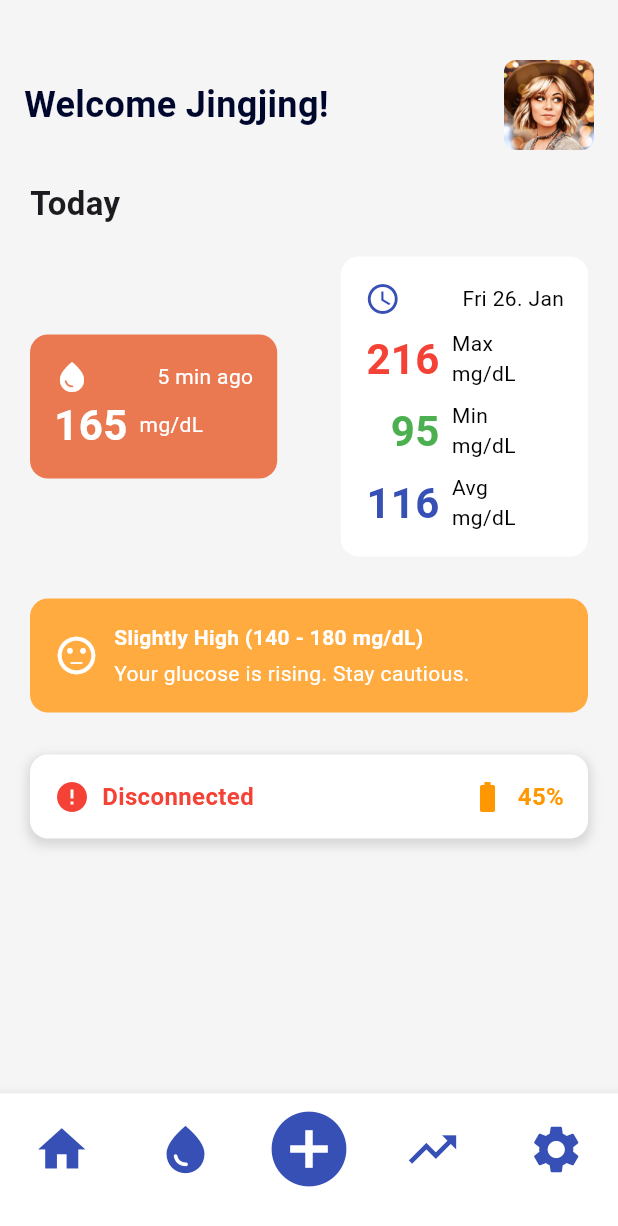
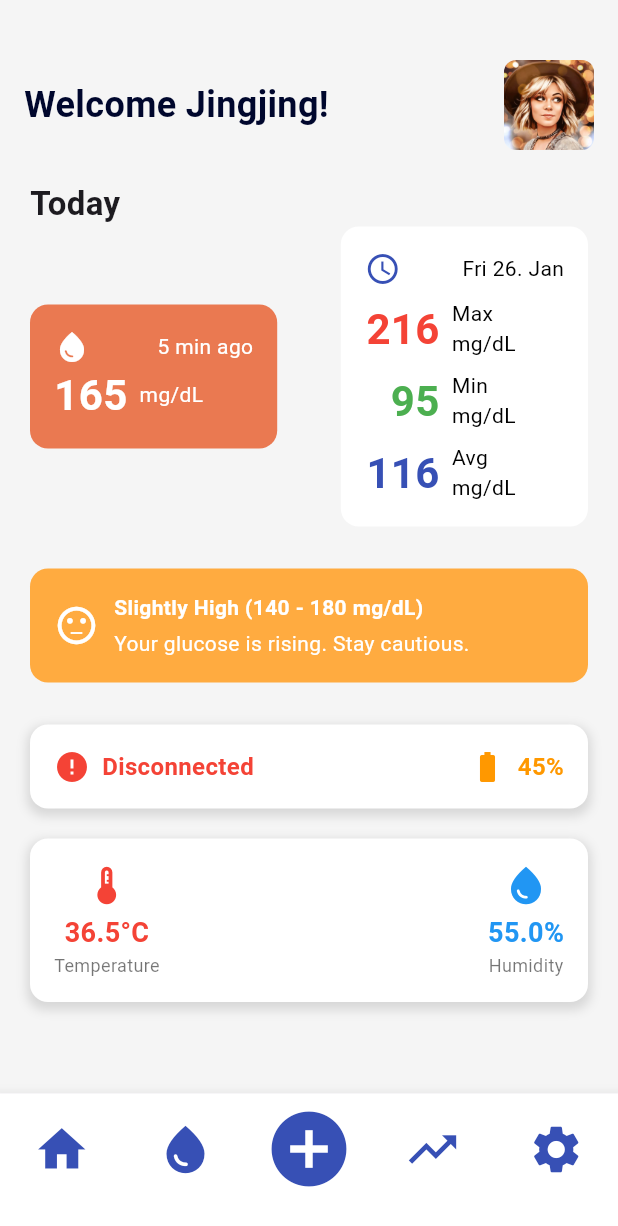
Before and after one commit to jingjingyang0803/GluMon, a Flutter app: the screen it shows after launch, on a phone screen of 412 x 824 dp. Shown: the top 1226 px of the screen. Run offline on Flutter 3.47's test engine with Material 3 defaults, Android fonts, the phone set to English and light mode, and no system bars; our stand-ins replace fl_chart, google_fonts.

Commit message:
Add Humidity & Temperature Card

```diff
--- /dev/null
+++ b/lib/components/humidity_temperature_card.dart
@@ -0,0 +1,75 @@
+import 'package:flutter/material.dart';
+
+class HumidityTemperatureCard extends StatelessWidget {
+  final double humidity;
+  final double temperature;
+
+  const HumidityTemperatureCard({
+    super.key,
+    required this.humidity,
+    required this.temperature,
+  });
+
+  @override
+  Widget build(BuildContext context) {
+    return Container(
+      padding: EdgeInsets.all(16),
+      decoration: BoxDecoration(
+        color: Colors.white,
+        borderRadius: BorderRadius.circular(12),
+        boxShadow: [
+          BoxShadow(
+            color: Colors.black12,
+            blurRadius: 5,
+            spreadRadius: 2,
+            offset: Offset(0, 3),
+          ),
+        ],
+      ),
+      child: Row(
+        mainAxisAlignment: MainAxisAlignment.spaceBetween,
+        children: [
+          // Temperature
+          Column(
+            children: [
+              Icon(Icons.thermostat, color: Colors.red, size: 30),
+              SizedBox(height: 4),
+              Text(
+                "$temperature°C",
+                style: TextStyle(
+                  fontSize: 18,
+                  fontWeight: FontWeight.bold,
+                  color: Colors.red,
+                ),
+              ),
+              Text(
+                "Temperature",
+                style: TextStyle(fontSize: 12, color: Colors.black54),
+              ),
+            ],
+          ),
+
+          // Humidity
+          Column(
+            children: [
+              Icon(Icons.water_drop, color: Colors.blue, size: 30),
+              SizedBox(height: 4),
+              Text(
+                "$humidity%",
+                style: TextStyle(
+                  fontSize: 18,
+                  fontWeight: FontWeight.bold,
+                  color: Colors.blue,
+                ),
+              ),
+              Text(
+                "Humidity",
+                style: TextStyle(fontSize: 12, color: Colors.black54),
+              ),
+            ],
+          ),
+        ],
+      ),
+    );
+  }
+}
--- a/lib/screens/home_page.dart
+++ b/lib/screens/home_page.dart
@@ -6,6 +6,7 @@ import 'package:http/http.dart' as http;
 
 import '../components/avg_glucose_card.dart';
 import '../components/current_glucose_card.dart';
+import '../components/humidity_temperature_card.dart';
 import '../components/info_card.dart';
 import '../components/sensor_status_card.dart';
 
@@ -21,8 +22,12 @@ class _HomePageState extends State<HomePage> {
 
   // Fake!!!
   String userName = "Jingjing";
+
   bool isConnected = false;
   int batteryLevel = 45;
+  double temperature = 36.5; // Fake temperature in °C
+  double humidity = 55.0; // Fake humidity in %
+
   String currentGlucose = "165";
   String glucoseUnit = "mg/dL";
   String glucoseTime = "5 min ago";
@@ -96,7 +101,6 @@ class _HomePageState extends State<HomePage> {
                   Text('Today',
                       style:
                           TextStyle(fontSize: 22, fontWeight: FontWeight.bold)),
-                  SizedBox(height: 20),
 
                   // ✅ Glucose Data Cards
                   Row(
@@ -128,6 +132,15 @@ class _HomePageState extends State<HomePage> {
                     isConnected: isConnected,
                     batteryLevel: batteryLevel,
                   ),
+
+                  SizedBox(height: 20),
+
+                  // ✅ Humidity & Temperature Card
+                  HumidityTemperatureCard(
+                    humidity: humidity,
+                    temperature: temperature,
+                  ),
+
                   Spacer(),
                 ],
               ),
```
